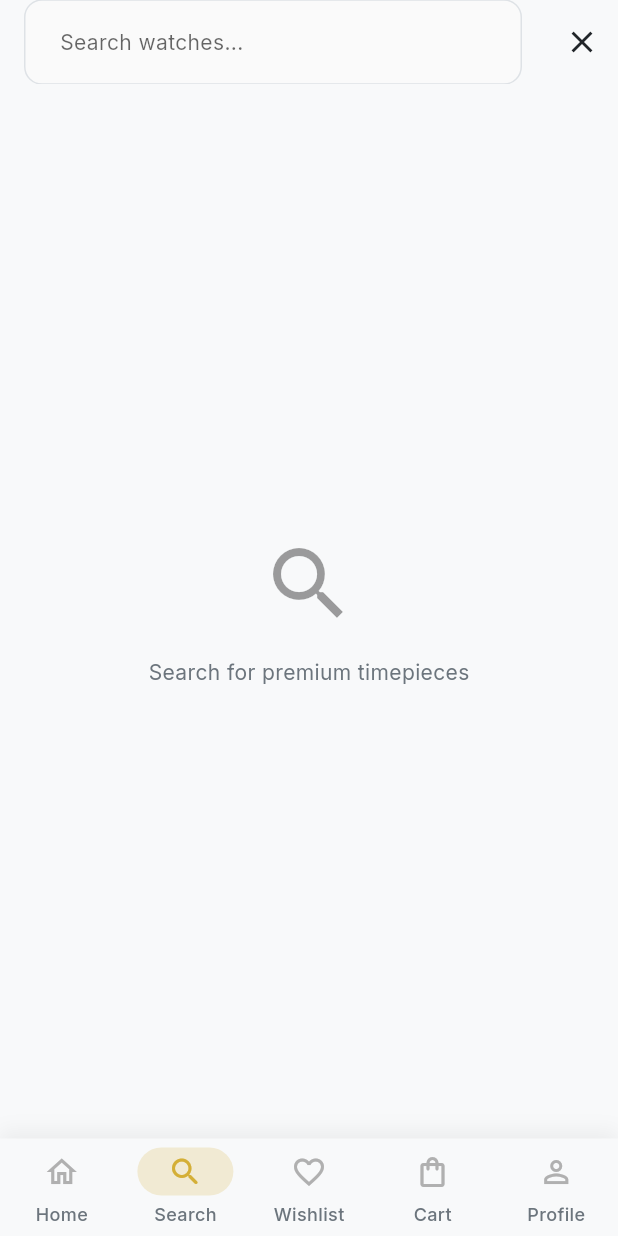
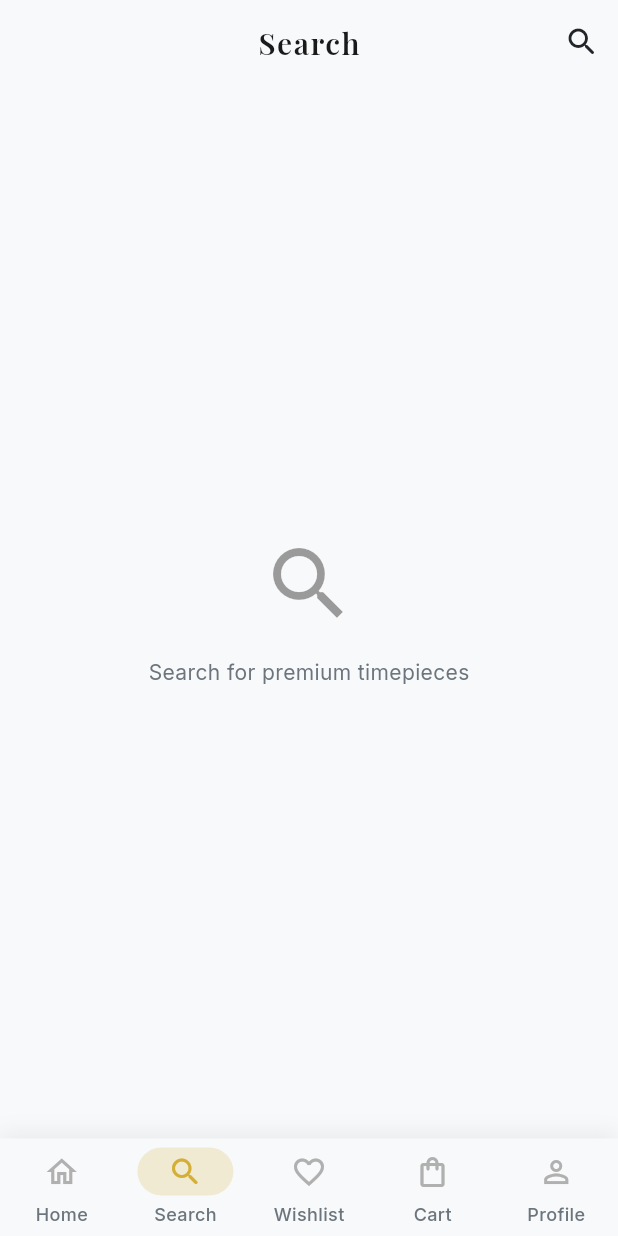
Before and after one commit to Muhammadd-01/WatchHub_Project, a Flutter app: the screen it shows once a user with an empty profile is signed in, item 2 of the bottom bar chosen, on a phone screen of 412 x 824 dp. Run offline on Flutter 3.47's test engine with Material 3 defaults, Android fonts, the phone set to English and light mode, and no system bars; our stand-ins replace cached_network_image, cloud_firestore, data_table_2, firebase_auth, firebase_core, firebase_messaging and 11 more; accounts and stored records are empty; network calls fail.

Commit message:
WatchHub

```diff
--- a/watchhub_app/lib/providers/product_provider.dart
+++ b/watchhub_app/lib/providers/product_provider.dart
@@ -59,7 +59,8 @@ class ProductProvider extends ChangeNotifier {
       _selectedBrands.isNotEmpty ||
       _selectedCategories.isNotEmpty ||
       _minPrice != null ||
-      _maxPrice != null;
+      _maxPrice != null ||
+      _sortBy != 'newest';
 
   List<String> get selectedBrands => List.unmodifiable(_selectedBrands);
   List<String> get selectedCategories => List.unmodifiable(_selectedCategories);
--- a/watchhub_app/lib/screens/search/search_screen.dart
+++ b/watchhub_app/lib/screens/search/search_screen.dart
@@ -7,9 +7,10 @@
 import 'package:flutter/material.dart';
 import 'package:provider/provider.dart';
 import '../../core/constants/app_text_styles.dart';
-import '../../core/routes/app_routes.dart';
+import 'package:flutter_animate/flutter_animate.dart';
 import '../../models/product_model.dart';
 import '../../providers/product_provider.dart';
+import '../../providers/search_provider.dart';
 import '../../widgets/home/product_card.dart';
 
 class SearchScreen extends StatefulWidget {
@@ -22,6 +23,7 @@ class SearchScreen extends StatefulWidget {
 class _SearchScreenState extends State<SearchScreen> {
   final TextEditingController _searchController = TextEditingController();
   List<ProductModel> _searchResults = [];
+  bool _isSearchExpanded = false;
   bool _isSearching = false;
 
   @override
@@ -44,10 +46,6 @@ class _SearchScreenState extends State<SearchScreen> {
     });
 
     final productProvider = context.read<ProductProvider>();
-    // Simple client-side search for now, assuming products are loaded.
-    // Ideally this should be a Firestore query if the list is large.
-    // For this updated requirement, we'll search the loaded products.
-
     // Ensure products are loaded
     if (productProvider.products.isEmpty) {
       productProvider.refresh();
@@ -66,13 +64,51 @@ class _SearchScreenState extends State<SearchScreen> {
     });
   }
 
+  void _onSearchSubmitted(String query) {
+    if (query.isNotEmpty) {
+      context.read<SearchProvider>().addSearch(query);
+    }
+  }
+
   @override
   Widget build(BuildContext context) {
     return Scaffold(
       backgroundColor: Theme.of(context).scaffoldBackgroundColor,
       appBar: AppBar(
         backgroundColor: Theme.of(context).scaffoldBackgroundColor,
-        title: TextField(
+        elevation: 0,
+        title: AnimatedSwitcher(
+          duration: const Duration(milliseconds: 400),
+          switchInCurve: Curves.easeOutQuint,
+          switchOutCurve: Curves.easeInQuint,
+          transitionBuilder: (Widget child, Animation<double> animation) {
+            return FadeTransition(
+              opacity: animation,
+              child: SlideTransition(
+                position: Tween<Offset>(
+                  begin: const Offset(0.1, 0),
+                  end: Offset.zero,
+                ).animate(animation),
+                child: child,
+              ),
+            );
+          },
+          child: _isSearchExpanded
+              ? Container(
+                  key: const ValueKey('search_field'),
+                  height: 45,
+                  decoration: BoxDecoration(
+                    color: Theme.of(context).cardColor,
+                    borderRadius: BorderRadius.circular(25),
+                    boxShadow: [
+                      BoxShadow(
+                        color: Colors.black.withOpacity(0.05),
+                        blurRadius: 10,
+                        offset: const Offset(0, 4),
+                      ),
+                    ],
+                  ),
+                  child: TextField(
                     controller: _searchController,
                     autofocus: true,
                     style: AppTextStyles.bodyMedium.copyWith(
@@ -80,19 +116,49 @@ class _SearchScreenState extends State<SearchScreen> {
                     ),
                     decoration: InputDecoration(
                       hintText: 'Search watches...',
-            border: InputBorder.none,
                       hintStyle: AppTextStyles.bodyMedium.copyWith(
                         color: Theme.of(context).hintColor,
                       ),
+                      prefixIcon: Icon(Icons.search,
+                          color: Theme.of(context).primaryColor),
+                      suffixIcon: IconButton(
+                        icon: const Icon(Icons.cancel_rounded, size: 20),
+                        onPressed: () {
+                          _searchController.clear();
+                          _performSearch('');
+                        },
+                      ),
+                      border: InputBorder.none,
+                      contentPadding: const EdgeInsets.symmetric(vertical: 10),
                     ),
                     onChanged: _performSearch,
+                    onSubmitted: _onSearchSubmitted,
+                  ),
+                )
+              : Text(
+                  'Search',
+                  key: const ValueKey('search_title'),
+                  style: AppTextStyles.appBarTitle.copyWith(
+                    color: Theme.of(context).textTheme.titleLarge?.color,
+                  ),
+                ),
         ),
         actions: [
           IconButton(
-            icon: Icon(Icons.clear, color: Theme.of(context).iconTheme.color),
+            icon: Icon(
+              _isSearchExpanded ? Icons.close_rounded : Icons.search_rounded,
+              color: Theme.of(context).iconTheme.color,
+            ),
             onPressed: () {
+              setState(() {
+                if (_isSearchExpanded) {
+                  _isSearchExpanded = false;
                   _searchController.clear();
                   _performSearch('');
+                } else {
+                  _isSearchExpanded = true;
+                }
+              });
             },
           ),
         ],
@@ -102,8 +168,16 @@ class _SearchScreenState extends State<SearchScreen> {
   }
 
   Widget _buildBody() {
+    return AnimatedSwitcher(
+      duration: const Duration(milliseconds: 500),
+      child: _getBodyContent(),
+    );
+  }
+
+  Widget _getBodyContent() {
     if (_isSearching) {
       return Center(
+        key: const ValueKey('searching'),
         child: CircularProgressIndicator(
           color: Theme.of(context).primaryColor,
         ),
@@ -112,6 +186,7 @@ class _SearchScreenState extends State<SearchScreen> {
 
     if (_searchController.text.isNotEmpty && _searchResults.isEmpty) {
       return Center(
+        key: const ValueKey('no_results'),
         child: Column(
           mainAxisAlignment: MainAxisAlignment.center,
           children: [
@@ -130,6 +205,37 @@ class _SearchScreenState extends State<SearchScreen> {
     }
 
     if (_searchController.text.isEmpty) {
+      return Container(
+        key: const ValueKey('recent_searches'),
+        child: _buildRecentSearches(),
+      );
+    }
+
+    return GridView.builder(
+      key: ValueKey('results_${_searchResults.length}'),
+      padding: const EdgeInsets.all(16),
+      gridDelegate: const SliverGridDelegateWithFixedCrossAxisCount(
+        crossAxisCount: 2,
+        childAspectRatio: 0.7,
+        crossAxisSpacing: 16,
+        mainAxisSpacing: 16,
+      ),
+      itemCount: _searchResults.length,
+      itemBuilder: (context, index) {
+        return ProductCard(product: _searchResults[index])
+            .animate()
+            .fadeIn(delay: (100 * index).ms, duration: 400.ms)
+            .slideY(begin: 0.1, end: 0, curve: Curves.easeOutBack);
+      },
+    );
+  }
+
+  Widget _buildRecentSearches() {
+    return Consumer<SearchProvider>(
+      builder: (context, searchProvider, _) {
+        final searches = searchProvider.recentSearches;
+
+        if (searches.isEmpty) {
           return Center(
             child: Column(
               mainAxisAlignment: MainAxisAlignment.center,
@@ -148,17 +254,56 @@ class _SearchScreenState extends State<SearchScreen> {
           );
         }
 
-    return GridView.builder(
+        return Padding(
           padding: const EdgeInsets.all(16),
-      gridDelegate: const SliverGridDelegateWithFixedCrossAxisCount(
-        crossAxisCount: 2,
-        childAspectRatio: 0.7,
-        crossAxisSpacing: 16,
-        mainAxisSpacing: 16,
+          child: Column(
+            crossAxisAlignment: CrossAxisAlignment.start,
+            children: [
+              Row(
+                mainAxisAlignment: MainAxisAlignment.spaceBetween,
+                children: [
+                  Text(
+                    'Recent Searches',
+                    style: AppTextStyles.titleMedium.copyWith(
+                      color: Theme.of(context).textTheme.titleMedium?.color,
                     ),
-      itemCount: _searchResults.length,
-      itemBuilder: (context, index) {
-        return ProductCard(product: _searchResults[index]);
+                  ),
+                  TextButton(
+                    onPressed: () => searchProvider.clearHistory(),
+                    child: Text(
+                      'Clear',
+                      style: TextStyle(color: Theme.of(context).primaryColor),
+                    ),
+                  ),
+                ],
+              ),
+              const SizedBox(height: 8),
+              Wrap(
+                spacing: 8,
+                runSpacing: 8,
+                children: searches.map((query) {
+                  return ActionChip(
+                    label: Text(query),
+                    onPressed: () {
+                      _searchController.text = query;
+                      _performSearch(query);
+                      setState(() {
+                        _isSearchExpanded = true;
+                      });
+                    },
+                    backgroundColor: Theme.of(context).cardColor,
+                    shape: RoundedRectangleBorder(
+                      borderRadius: BorderRadius.circular(20),
+                      side: BorderSide(
+                        color: Theme.of(context).dividerColor.withOpacity(0.1),
+                      ),
+                    ),
+                  );
+                }).toList(),
+              ),
+            ],
+          ),
+        );
       },
     );
   }
```
Also changed, not shown: watchhub_app/lib/screens/product/products_screen.dart (+6 -1 lines), watchhub_app/lib/services/push_notification_service.dart (+22 -3 lines). Lines whose indentation alone changed are shown as unchanged.
